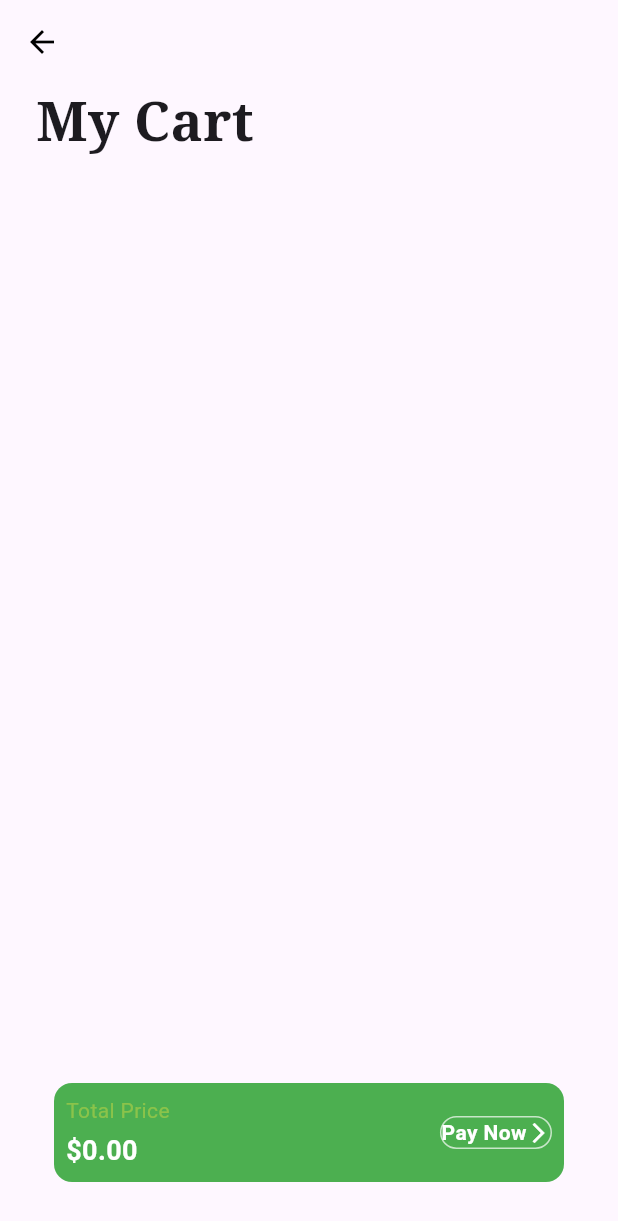
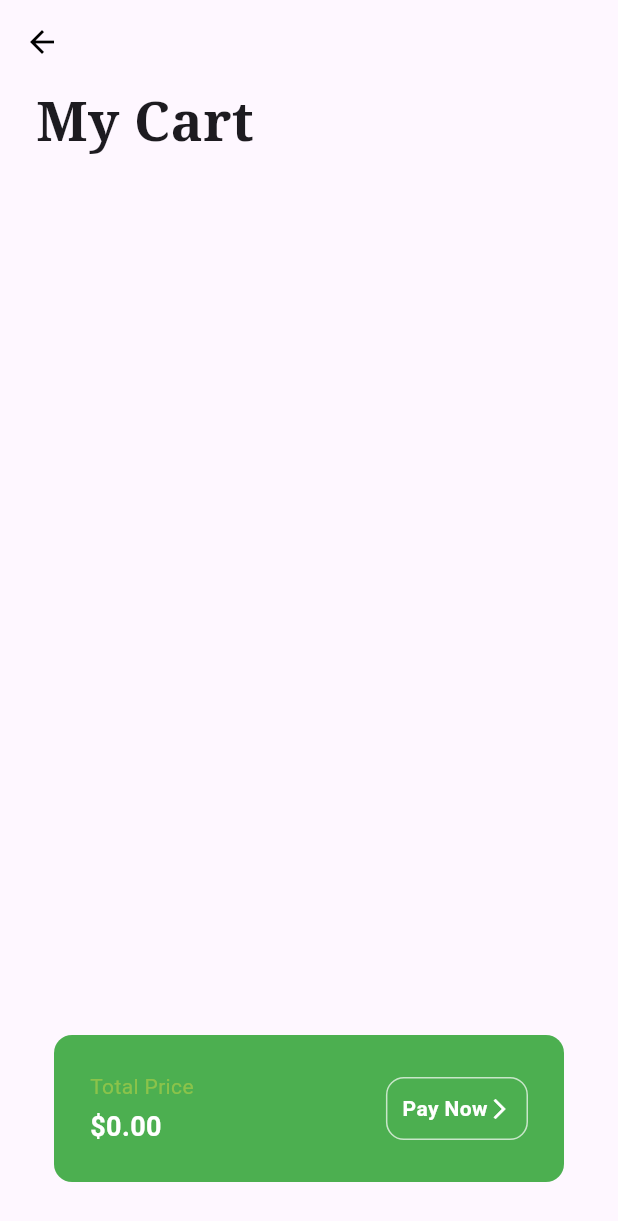
Before and after one commit to Kidus-github/GroceryShopApp, a Flutter app: the CartPage screen opened directly, on a phone screen of 412 x 824 dp. Shown: the top 1221 px of the screen. Run offline on Flutter 3.47's test engine with Material 3 defaults, Android fonts, the phone set to English and light mode, and no system bars; our stand-ins replace google_fonts.

Commit message:
made some miner changes on ui of the cart page

```diff
--- a/lib/model/cart_model.dart
+++ b/lib/model/cart_model.dart
@@ -14,6 +14,7 @@ class CartModel extends ChangeNotifier {
   void addItemsToCart(int index) {
     _cartItems.add(_shopItems[index]);
     notifyListeners();
+    print('added');
   }
 
   void removeItemfromCart(int index) {
--- a/lib/pages/HomePage/components/grocery_item_tile.dart
+++ b/lib/pages/HomePage/components/grocery_item_tile.dart
@@ -32,7 +32,7 @@ class GroceryItemTile extends StatelessWidget {
             ),
             Text(itemName),
             MaterialButton(
-              onPressed: () {},
+              onPressed: onPressed,
               color: color[800],
               child: Text(
                 '\$ $itemPrice',
--- a/lib/pages/cart_page.dart
+++ b/lib/pages/cart_page.dart
@@ -1,6 +1,4 @@
-import 'package:flutter/cupertino.dart';
 import 'package:flutter/material.dart';
-import 'package:flutter/painting.dart';
 import 'package:google_fonts/google_fonts.dart';
 import 'package:grocery_shop_app/model/cart_model.dart';
 import 'package:provider/provider.dart';
@@ -22,7 +20,7 @@ class CartPage extends StatelessWidget {
               crossAxisAlignment: CrossAxisAlignment.start,
               children: [
                 Padding(
-                  padding: EdgeInsets.symmetric(horizontal: 24),
+                  padding: const EdgeInsets.symmetric(horizontal: 24),
                   child: Text(
                     'My Cart',
                     style: GoogleFonts.notoSerif(
@@ -48,7 +46,7 @@ class CartPage extends StatelessWidget {
                               height: 36,
                             ),
                             title: Text(value.cartItems[index][0]),
-                            subtitle: Text('\$$value.cartItems[index][1]'),
+                            subtitle: Text('\$' + value.cartItems[index][1]),
                             trailing: IconButton(
                                 onPressed: () {
                                   Provider.of<CartModel>(context, listen: false)
@@ -67,7 +65,7 @@ class CartPage extends StatelessWidget {
                     decoration: BoxDecoration(
                         color: Colors.green,
                         borderRadius: BorderRadius.circular(12)),
-                    padding: const EdgeInsets.all(8),
+                    padding: const EdgeInsets.all(24),
                     child: Row(
                       mainAxisAlignment: MainAxisAlignment.spaceBetween,
                       children: [
@@ -96,6 +94,7 @@ class CartPage extends StatelessWidget {
                           decoration: BoxDecoration(
                               border: Border.all(color: Colors.green.shade100),
                               borderRadius: BorderRadius.circular(12)),
+                          padding: EdgeInsets.all(10),
                           child: Row(
                             children: [
                               Text(
```
